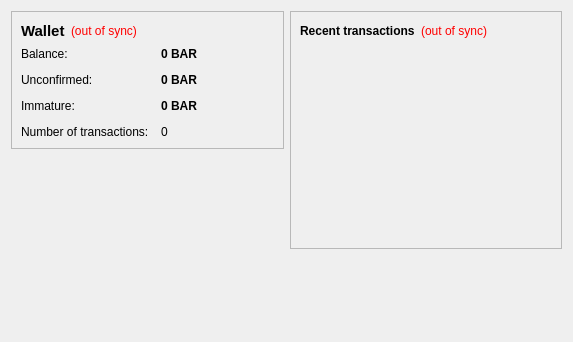
First picture: the form in src/qt/forms/overviewpage.ui, repository coindiggers/coindiggercoin, before the edit.
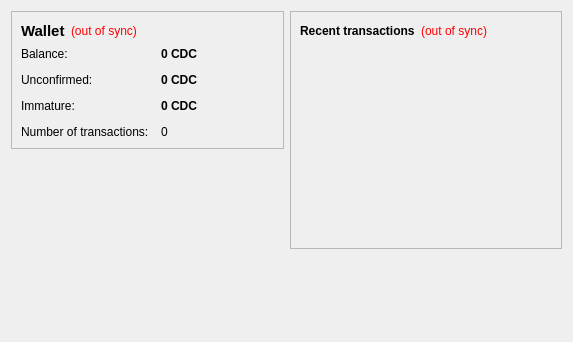
Second picture: the form after the edit.

```diff
--- a/src/qt/forms/overviewpage.ui
+++ b/src/qt/forms/overviewpage.ui
@@ -105,7 +105,7 @@
              <string>Your current balance</string>
             </property>
             <property name="text">
-             <string notr="true">0 BAR</string>
+             <string notr="true">0 CDC</string>
             </property>
             <property name="textInteractionFlags">
              <set>Qt::LinksAccessibleByMouse|Qt::TextSelectableByKeyboard|Qt::TextSelectableByMouse</set>
@@ -134,7 +134,7 @@
              <string>Total of transactions that have yet to be confirmed, and do not yet count toward the current balance</string>
             </property>
             <property name="text">
-             <string notr="true">0 BAR</string>
+             <string notr="true">0 CDC</string>
             </property>
             <property name="textInteractionFlags">
              <set>Qt::LinksAccessibleByMouse|Qt::TextSelectableByKeyboard|Qt::TextSelectableByMouse</set>
@@ -177,7 +177,7 @@
              <string>Mined balance that has not yet matured</string>
             </property>
             <property name="text">
-             <string notr="true">0 BAR</string>
+             <string notr="true">0 CDC</string>
             </property>
             <property name="textInteractionFlags">
              <set>Qt::LinksAccessibleByMouse|Qt::TextSelectableByKeyboard|Qt::TextSelectableByMouse</set>
```
Left out of the diff: 4 changed lines with no effect on the pictures.
